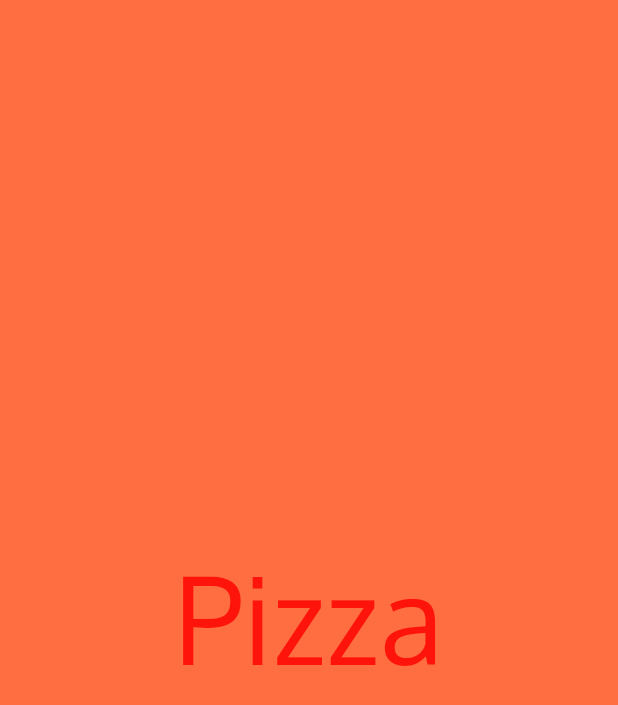
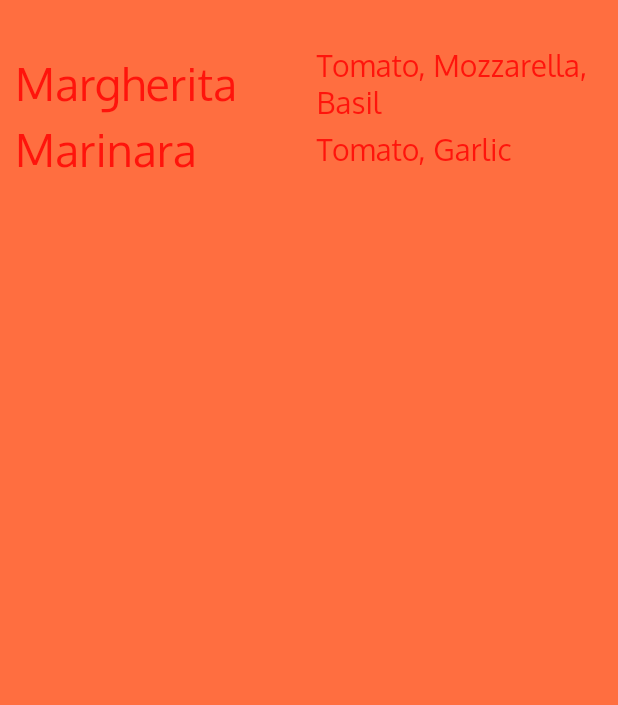
Before and after one commit to EdilsonDiasAlves/app_widgets, a Flutter app: the screen it shows after launch, on a phone screen of 412 x 824 dp. Shown: the top 705 px of the screen. Run offline on Flutter 3.47's test engine with Material 2 defaults, Android fonts, the phone set to English and light mode, and no system bars.

Commit message:
Screen space with rows and columns

```diff
--- a/lib/main.dart
+++ b/lib/main.dart
@@ -3,6 +3,7 @@ import './ui/home.dart';
 
 void main() {
   runApp(MaterialApp(
+    debugShowCheckedModeBanner: false,
     title: "Simple Layouts",
     home: Home(),
   ));
--- a/lib/ui/home.dart
+++ b/lib/ui/home.dart
@@ -7,16 +7,50 @@ class Home extends StatelessWidget {
         child: Container(
             alignment: Alignment.center,
             color: Colors.deepOrangeAccent,
-          // width: 192.0,
-          // height: 96.0,
-          // margin: EdgeInsets.all(50.0),
-          child: Text("Pizza",
+            padding: EdgeInsets.only(top: 30.0, left: 10.0),
+            child: Column(
+              children: <Widget>[
+                Row(
+                  children: <Widget>[
+                    Expanded(
+                        child: Text("Margherita",
                             textDirection: TextDirection.ltr,
                             style: TextStyle(
-                  fontSize: 80.0,
+                                fontSize: 30.0,
                                 decoration: TextDecoration.none,
                                 fontFamily: 'Oxygen',
                                 fontWeight: FontWeight.normal))),
-    );
+                    Expanded(
+                        child: Text("Tomato, Mozzarella, Basil",
+                            textDirection: TextDirection.ltr,
+                            style: TextStyle(
+                                fontSize: 20.0,
+                                decoration: TextDecoration.none,
+                                fontFamily: 'Oxygen',
+                                fontWeight: FontWeight.normal))),
+                  ],
+                ),
+                Row(
+                  children: <Widget>[
+                    Expanded(
+                        child: Text("Marinara",
+                            textDirection: TextDirection.ltr,
+                            style: TextStyle(
+                                fontSize: 30.0,
+                                decoration: TextDecoration.none,
+                                fontFamily: 'Oxygen',
+                                fontWeight: FontWeight.normal))),
+                    Expanded(
+                        child: Text("Tomato, Garlic",
+                            textDirection: TextDirection.ltr,
+                            style: TextStyle(
+                                fontSize: 20.0,
+                                decoration: TextDecoration.none,
+                                fontFamily: 'Oxygen',
+                                fontWeight: FontWeight.normal))),
+                  ],
+                )
+              ],
+            )));
   }
 }
```
Lines whose indentation alone changed are shown as unchanged.
